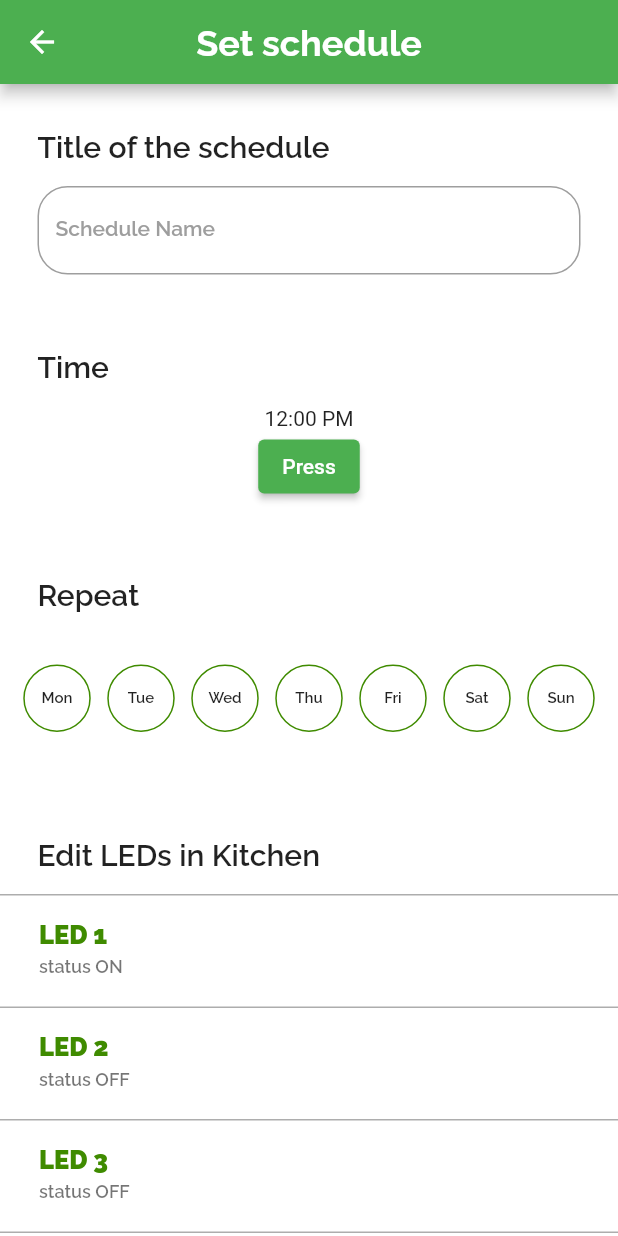
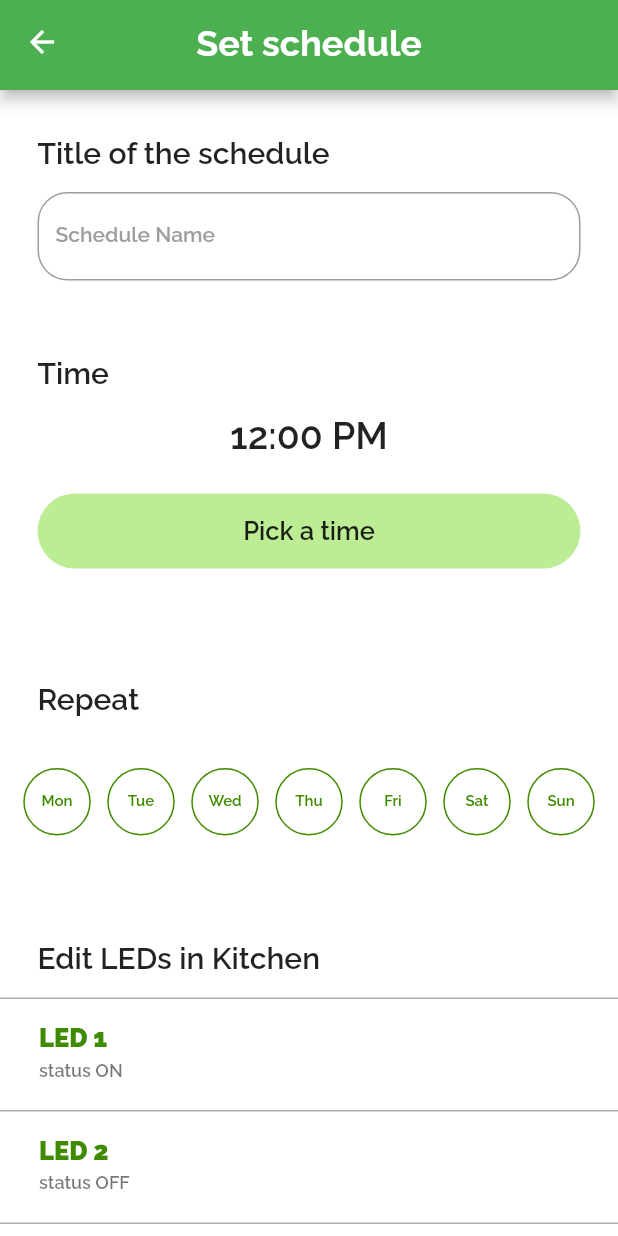
Before and after one commit to MohammadAlAgha/luminexa, a Flutter app: the screen it shows after launch, on a phone screen of 412 x 824 dp. Run offline on Flutter 3.47's test engine with Material 2 defaults, Android fonts, the phone set to English and light mode, and no system bars; our stand-ins replace flutter_svg, google_nav_bar.

Commit message:
Frontend: Udjusted the set schedule page

```diff
--- a/luminexa_mobile/lib/screens/setSchedulePage.dart
+++ b/luminexa_mobile/lib/screens/setSchedulePage.dart
@@ -2,6 +2,7 @@ import 'package:flutter/material.dart';
 import 'package:flutter/src/widgets/framework.dart';
 import 'package:flutter/src/widgets/placeholder.dart';
 import 'package:luminexa_mobile/screens/systemPage.dart';
+import 'package:luminexa_mobile/widgets/appBarWidget/appBarWidget.dart';
 import 'package:luminexa_mobile/widgets/authWidgets/authWidgets.dart';
 import 'package:luminexa_mobile/widgets/buttonWidget/buttonWidget.dart';
 import 'package:luminexa_mobile/widgets/buttonWidget/customeCheckBox.dart';
@@ -31,32 +32,9 @@ class _setSchedulePageState extends State<setSchedulePage> {
   @override
   Widget build(BuildContext context) {
     return Scaffold(
-      appBar: AppBar(
-        title: Text(
-          "Set schedule",
-          style: TextStyle(
-              fontFamily: "Raleway", fontWeight: FontWeight.bold, fontSize: 24),
-        ),
-        centerTitle: true,
-        leading: IconButton(
-          onPressed: () {
-            Navigator.of(context).pop(
-              MaterialPageRoute(
-                builder: (BuildContext context) {
-                  return setSchedulePage();
-                },
-              ),
-            );
-            Navigator.of(context).push(
-              MaterialPageRoute(
-                builder: (BuildContext context) {
-                  return systemPage();
-                },
-              ),
-            );
-          },
-          icon: Icon(Icons.arrow_back),
-        ),
+      appBar: appBar(
+        title: "Set schedule",
+        iconLeading: Icon(Icons.arrow_back),
       ),
       body: SingleChildScrollView(
         child: Padding(
@@ -103,12 +81,11 @@ class _setSchedulePageState extends State<setSchedulePage> {
               ),
               Text(
                 time.format(context),
+                style: TextStyle(fontFamily: "ralewayBold", fontSize: 25),
               ),
-              ElevatedButton(
-                onPressed: showtime,
-                child: Text(
-                  "Press",
-                ),
+              Padding(
+                padding: const EdgeInsets.all(25),
+                child: styledButton(innerText: "Pick a time"),
               ),
               SizedBox(
                 height: 50,
--- a/luminexa_mobile/lib/widgets/buttonWidget/customeCheckBox.dart
+++ b/luminexa_mobile/lib/widgets/buttonWidget/customeCheckBox.dart
@@ -37,7 +37,11 @@ class _customeCheckBoxState extends State<customeCheckBox> {
                 children: [
                   Text(
                     widget.day,
-                    style: TextStyle(fontFamily: "RalewayBold", fontSize: 10),
+                    style: TextStyle(
+                      fontFamily: "RalewayBold",
+                      fontSize: 10,
+                      color: Color.fromARGB(255, 63, 139, 0),
+                    ),
                   ),
                 ],
               ),
```
